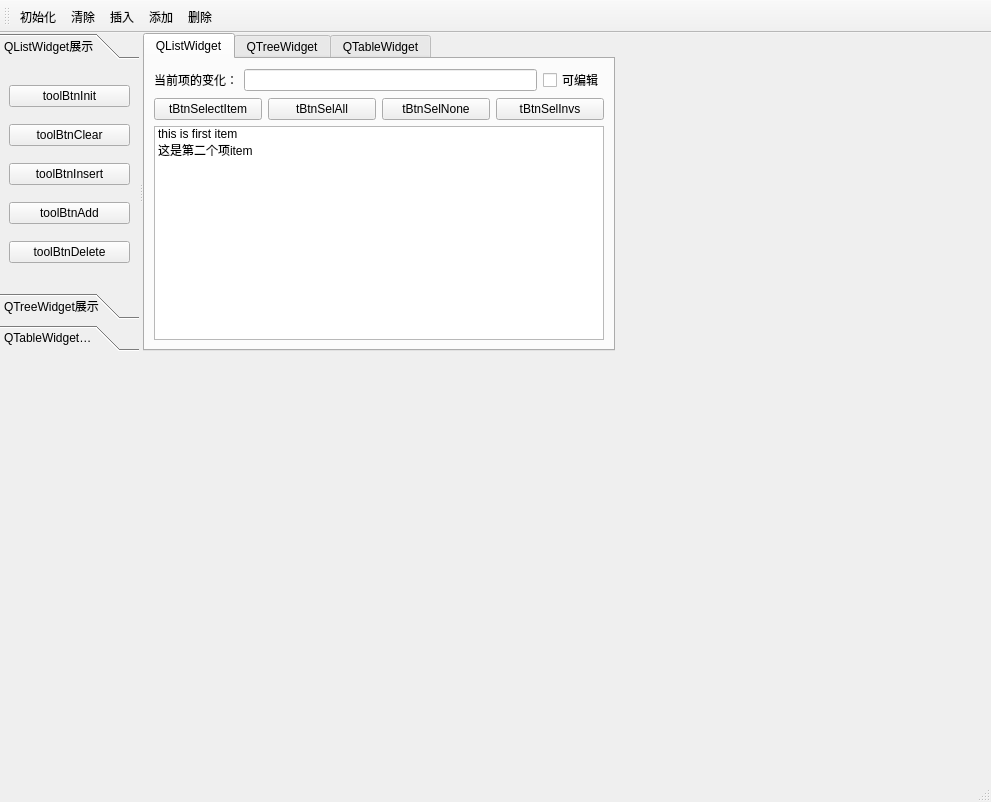
The window that src/Runtime/Series/i_ExQListWidget/ExQListWidget.ui (StoneHappy/Qt-begin) describes before a commit, drawn with Qt 5.
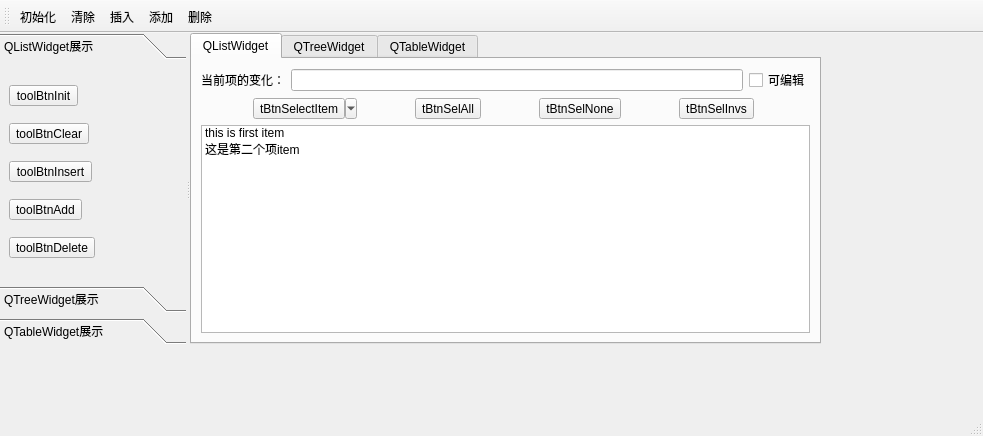
The same window after the commit. Icons and pictures are not drawn.

Commit message: ✨ feat: QListWidget complete

What changed in the file:
```diff
--- a/src/Runtime/Series/i_ExQListWidget/ExQListWidget.ui
+++ b/src/Runtime/Series/i_ExQListWidget/ExQListWidget.ui
@@ -6,8 +6,8 @@
    <rect>
     <x>0</x>
     <y>0</y>
-    <width>991</width>
-    <height>802</height>
+    <width>983</width>
+    <height>436</height>
    </rect>
   </property>
   <property name="windowTitle">
@@ -19,8 +19,8 @@
      <rect>
       <x>0</x>
       <y>0</y>
-      <width>615</width>
-      <height>318</height>
+      <width>821</width>
+      <height>311</height>
      </rect>
     </property>
     <property name="orientation">
@@ -35,8 +35,8 @@
        <rect>
         <x>0</x>
         <y>0</y>
-        <width>150</width>
-        <height>213</height>
+        <width>289</width>
+        <height>206</height>
        </rect>
       </property>
       <attribute name="icon">
@@ -48,38 +48,53 @@
       </attribute>
       <layout class="QVBoxLayout" name="verticalLayout">
        <item>
-        <widget class="QPushButton" name="pushButton">
+        <widget class="QToolButton" name="toolBtnInit">
          <property name="text">
           <string>toolBtnInit</string>
          </property>
+         <property name="toolButtonStyle">
+          <enum>Qt::ToolButtonTextBesideIcon</enum>
+         </property>
         </widget>
        </item>
        <item>
-        <widget class="QPushButton" name="pushButton_2">
+        <widget class="QToolButton" name="toolBtnClear">
          <property name="text">
           <string>toolBtnClear</string>
          </property>
+         <property name="toolButtonStyle">
+          <enum>Qt::ToolButtonTextBesideIcon</enum>
+         </property>
         </widget>
        </item>
        <item>
-        <widget class="QPushButton" name="pushButton_3">
+        <widget class="QToolButton" name="toolBtnInsert">
          <property name="text">
           <string>toolBtnInsert</string>
          </property>
+         <property name="toolButtonStyle">
+          <enum>Qt::ToolButtonTextBesideIcon</enum>
+         </property>
         </widget>
        </item>
        <item>
-        <widget class="QPushButton" name="pushButton_4">
+        <widget class="QToolButton" name="toolBtnAdd">
          <property name="text">
           <string>toolBtnAdd</string>
          </property>
+         <property name="toolButtonStyle">
+          <enum>Qt::ToolButtonTextBesideIcon</enum>
+         </property>
         </widget>
        </item>
        <item>
-        <widget class="QPushButton" name="pushButton_5">
+        <widget class="QToolButton" name="toolBtnDelete">
          <property name="text">
           <string>toolBtnDelete</string>
          </property>
+         <property name="toolButtonStyle">
+          <enum>Qt::ToolButtonTextBesideIcon</enum>
+         </property>
         </widget>
        </item>
       </layout>
@@ -206,31 +221,46 @@
        <item>
         <layout class="QHBoxLayout" name="horizontalLayout_2">
          <item>
-          <widget class="QPushButton" name="pushButton_6">
+          <widget class="QToolButton" name="toolBtnSelectItem">
            <property name="text">
             <string>tBtnSelectItem</string>
            </property>
+           <property name="popupMode">
+            <enum>QToolButton::MenuButtonPopup</enum>
+           </property>
+           <property name="toolButtonStyle">
+            <enum>Qt::ToolButtonTextBesideIcon</enum>
+           </property>
           </widget>
          </item>
          <item>
-          <widget class="QPushButton" name="pushButton_7">
+          <widget class="QToolButton" name="toolBtnSelAll">
            <property name="text">
             <string>tBtnSelAll</string>
            </property>
+           <property name="toolButtonStyle">
+            <enum>Qt::ToolButtonTextBesideIcon</enum>
+           </property>
           </widget>
          </item>
          <item>
-          <widget class="QPushButton" name="pushButton_8">
+          <widget class="QToolButton" name="toolBtnSelNone">
            <property name="text">
             <string>tBtnSelNone</string>
            </property>
+           <property name="toolButtonStyle">
+            <enum>Qt::ToolButtonTextBesideIcon</enum>
+           </property>
           </widget>
          </item>
          <item>
-          <widget class="QPushButton" name="pushButton_9">
+          <widget class="QToolButton" name="toolBtnSelInvs">
            <property name="text">
             <string>tBtnSelInvs</string>
            </property>
+           <property name="toolButtonStyle">
+            <enum>Qt::ToolButtonTextBesideIcon</enum>
+           </property>
           </widget>
          </item>
         </layout>
@@ -251,6 +281,9 @@
            <iconset resource="../../../../resources/resources.qrc">
             <normaloff>:/images/github.png</normaloff>:/images/github.png</iconset>
           </property>
+          <property name="flags">
+           <set>ItemIsSelectable|ItemIsEditable|ItemIsDragEnabled|ItemIsUserCheckable|ItemIsEnabled</set>
+          </property>
          </item>
          <item>
           <property name="text">
@@ -263,6 +296,9 @@
            <iconset resource="../../../../resources/resources.qrc">
             <normaloff>:/images/gril.png</normaloff>:/images/gril.png</iconset>
           </property>
+          <property name="flags">
+           <set>ItemIsSelectable|ItemIsEditable|ItemIsDragEnabled|ItemIsUserCheckable|ItemIsEnabled</set>
+          </property>
          </item>
         </widget>
        </item>
```
Left out of the diff: 68 changed lines with no effect on the pictures. The commit also changes 2 other files.
